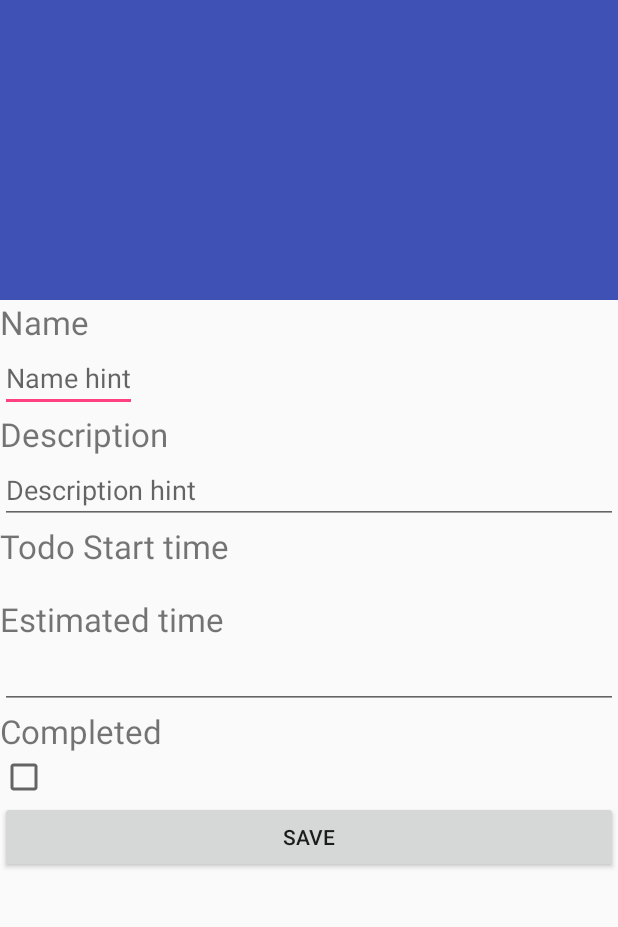
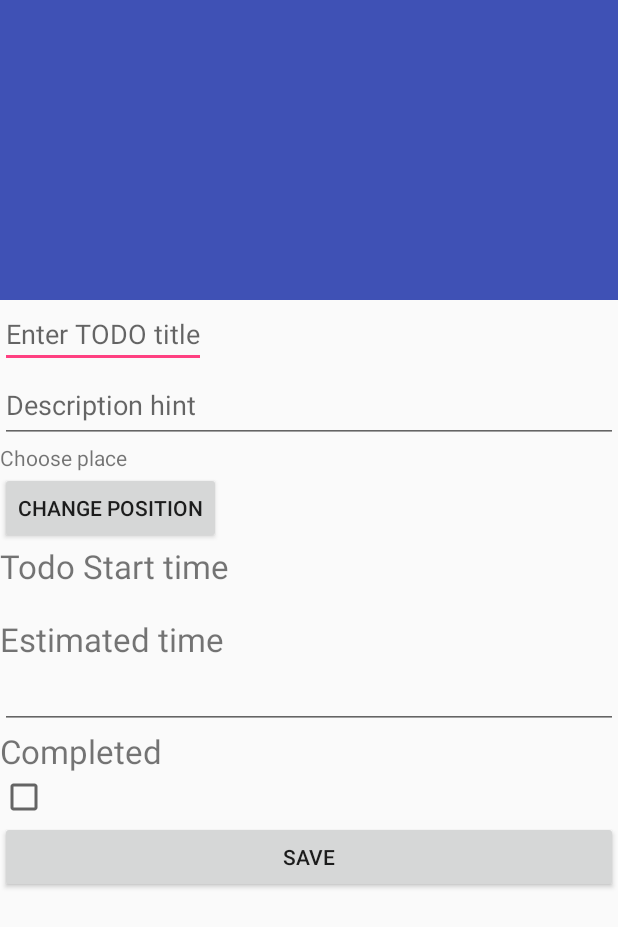
Before and after one commit to tothcs/todolist, an Android app: the screen it shows after launch (TodoDetailActivity), after a tap on "CREATE NEW TODO", on a phone screen of 412 x 824 dp. Shown: the top 927 px of the screen. Run offline under Robolectric (Android 15) with nearby library versions, the phone set to English and light mode, and no system bars; our stand-ins replace ButterKnife, EventBus; libraries missing offline, so code that uses them is left out: com.j256.ormlite; 2 statements that could not run were skipped.

Commit message:
PlacePicker integration, choose place button

```diff
--- a/app/build.gradle
+++ b/app/build.gradle
@@ -30,6 +30,7 @@ dependencies {
     compile 'com.android.support:support-v4:25.0.0'
     compile 'com.android.support:recyclerview-v7:25.0.0'
     compile 'com.android.support:design:25.0.0'
+    compile 'com.google.android.gms:play-services:8.4.0'
     compile 'com.jakewharton:butterknife:8.4.0'
     compile 'com.google.dagger:dagger:2.7'
     compile 'org.greenrobot:eventbus:3.0.0'
--- a/app/src/main/res/layout/fragment_create_todo.xml
+++ b/app/src/main/res/layout/fragment_create_todo.xml
@@ -5,38 +5,31 @@
     tools:context="com.github.tothc.todolist.fragments.CreateTodoFragment"
     android:orientation="vertical">
 
-   <TextView
-        android:id="@+id/name_text_view"
-        android:layout_width="wrap_content"
-        android:layout_height="wrap_content"
-        android:text="Name"
-        android:textSize="10pt">
-    </TextView>
-
-    <EditText
+     <EditText
         android:id="@+id/name_edit_text"
         android:layout_width="wrap_content"
         android:layout_height="match_parent"
         android:inputType="text"
-        android:hint="Name hint" />
-
-
-    <TextView
-        android:id="@+id/description_text_view"
-        android:layout_width="match_parent"
-        android:layout_height="wrap_content"
-        android:text="Description"
-        android:textSize="10pt">
-    </TextView>
+        android:hint="Enter TODO title" />
 
     <EditText
         android:id="@+id/description_edit_text"
         android:layout_width="match_parent"
-        android:layout_height="wrap_content"
+        android:layout_height="50dp"
         android:inputType="textMultiLine"
         android:hint="Description hint" />
 
-    <!-- Google Places API -->
+    <TextView
+        android:id="@+id/create_todo_position"
+        android:layout_width="match_parent"
+        android:layout_height="wrap_content"
+        android:text="Choose place"/>
+
+    <Button
+        android:id="@+id/create_todo_change_position"
+        android:layout_width="wrap_content"
+        android:layout_height="match_parent"
+        android:text="Change position"/>
 
     <TextView
         android:id="@+id/starting_time_text_view"
```
Also changed, not shown: app/src/main/AndroidManifest.xml (+11 -0 lines), app/src/main/java/com/github/tothc/todolist/fragments/CreateTodoFragment.java (+31 -0 lines), app/src/main/java/com/github/tothc/todolist/fragments/DatePickerDialogFragment.java (deleted, +0 -80 lines), app/src/main/res/layout/fragment_date_picker_dialog.xml (deleted, +0 -13 lines).
